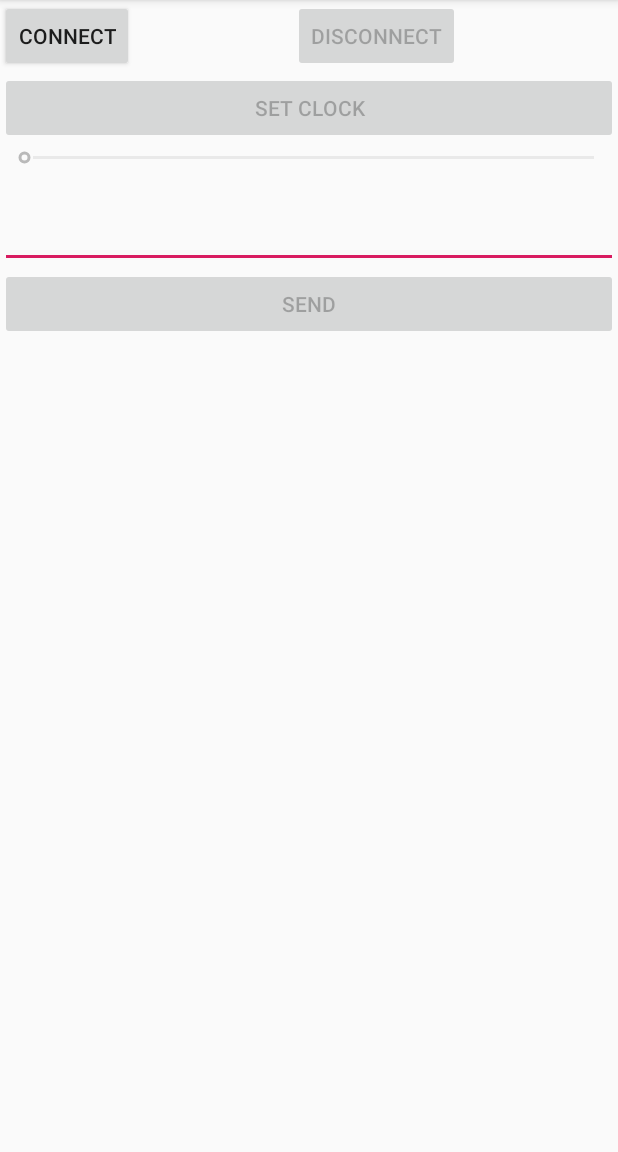
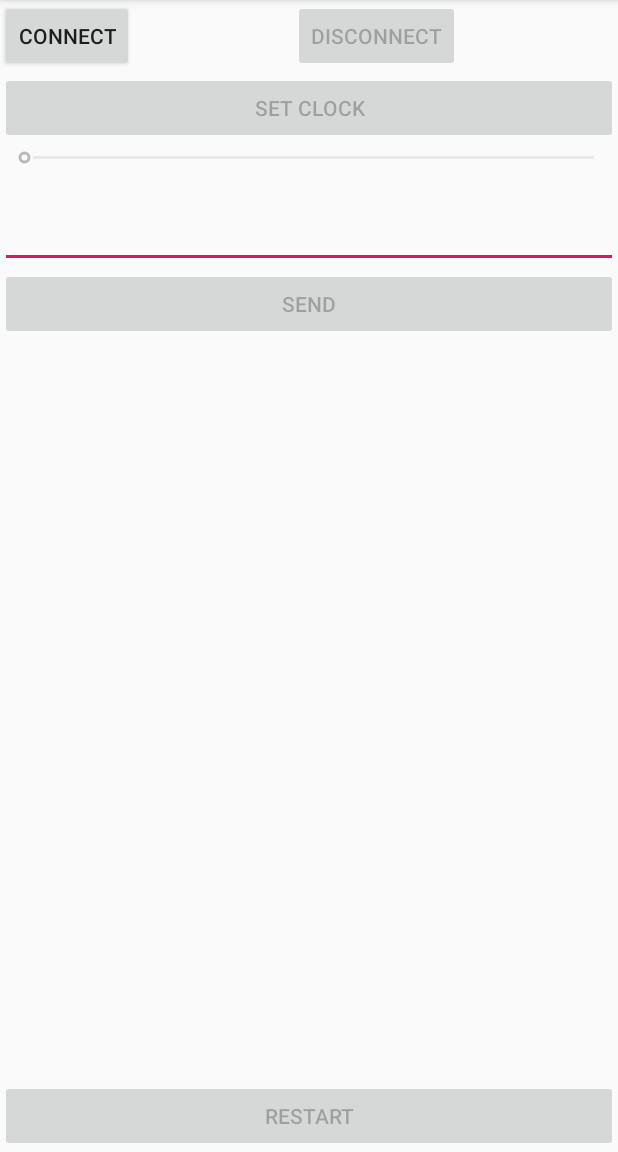
Before and after one commit to solvek/Garden-Monitor, an Android app: the screen it shows after launch (MainActivity), on a phone screen of 412 x 824 dp, the part 84-1236 px from its top. Run offline under Robolectric (Android 15) with nearby library versions, the phone set to English and light mode, and no system bars; 1 statement that could not run was skipped.

Commit message:
Implemented restart command

```diff
--- a/GMonitorAndroid/app/src/main/java/com/solvek/gardenmonitor/MainActivity.kt
+++ b/GMonitorAndroid/app/src/main/java/com/solvek/gardenmonitor/MainActivity.kt
@@ -31,6 +31,7 @@ class MainActivity : AppCompatActivity() {
         buttonDisconnect.setOnClickListener{disconnect()}
         buttonSend.setOnClickListener{send()}
         buttonTime.setOnClickListener{setClock()}
+        buttonRestart.setOnClickListener{restart()}
         sbBrightness.setOnSeekBarChangeListener(object: SeekBar.OnSeekBarChangeListener{
             override fun onProgressChanged(seekBar: SeekBar?, progress: Int, fromUser: Boolean) {}
             override fun onStartTrackingTouch(seekBar: SeekBar?) {}
@@ -131,6 +132,7 @@ class MainActivity : AppCompatActivity() {
         buttonDisconnect.isEnabled = allowDisconnect
         buttonTime.isEnabled = allowDisconnect
         buttonSend.isEnabled = allowDisconnect
+        buttonRestart.isEnabled = allowDisconnect
         sbBrightness.isEnabled = allowDisconnect
     }
 
@@ -141,6 +143,10 @@ class MainActivity : AppCompatActivity() {
     @SuppressLint("SimpleDateFormat")
     private fun setClock() {
         send("#T${SimpleDateFormat("yyMMdduuHHmmss").format(Date())}")
+    }
+
+    private fun restart() {
+        send("#R")
     }
 
     private fun send(){
--- a/GMonitorAndroid/app/src/main/res/layout/activity_main.xml
+++ b/GMonitorAndroid/app/src/main/res/layout/activity_main.xml
@@ -65,14 +65,22 @@
         app:layout_constraintLeft_toLeftOf="parent"
         app:layout_constraintRight_toRightOf="parent"
         app:layout_constraintTop_toBottomOf="@id/etSend"/>
+    <Button
+        android:id="@+id/buttonRestart"
+        android:layout_width="match_parent"
+        android:layout_height="wrap_content"
+        android:text="@string/restart"
+        app:layout_constraintLeft_toLeftOf="parent"
+        app:layout_constraintRight_toRightOf="parent"
+        app:layout_constraintBottom_toBottomOf="parent"/>
     <TextView
-            android:id="@+id/tvResponses"
-            android:layout_width="wrap_content"
-            android:layout_height="wrap_content"
-        android:textAlignment="textStart"
-            app:layout_constraintBottom_toBottomOf="parent"
-            app:layout_constraintLeft_toLeftOf="parent"
-            app:layout_constraintRight_toRightOf="parent"
-            app:layout_constraintTop_toBottomOf="@id/buttonSend"/>
+        android:id="@+id/tvResponses"
+        android:layout_width="wrap_content"
+        android:layout_height="wrap_content"
+        android:textAlignment="viewStart"
+        app:layout_constraintBottom_toTopOf="@id/buttonRestart"
+        app:layout_constraintLeft_toLeftOf="parent"
+        app:layout_constraintRight_toRightOf="parent"
+        app:layout_constraintTop_toBottomOf="@id/etSend"/>
 
 </android.support.constraint.ConstraintLayout>
--- a/GMonitorAndroid/app/src/main/res/values/strings.xml
+++ b/GMonitorAndroid/app/src/main/res/values/strings.xml
@@ -5,4 +5,5 @@
     <string name="send">Send</string>
     <string name="service_disconnected">Service disconnected. Restart the activity.</string>
     <string name="set_clock">Set Clock</string>
+    <string name="restart">Restart</string>
 </resources>
```
Also changed, not shown: 1 other file.
